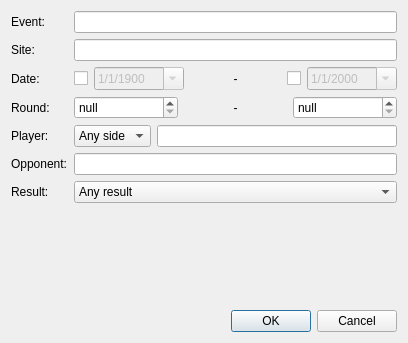
Before: the Qt Designer form projects/gui/ui/gamedatabasesearchdlg.ui in cutechess/cutechess, drawn with Qt 5.
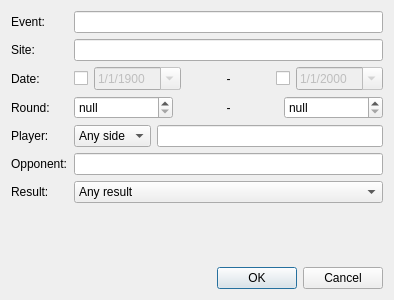
After: the same form once the commit is applied.

Commit message:
Simplify UI layouts' internals
Get rid of extra junk without changing the actual layout.

Diff of the .ui file:
```diff
--- a/projects/gui/ui/gamedatabasesearchdlg.ui
+++ b/projects/gui/ui/gamedatabasesearchdlg.ui
@@ -6,15 +6,13 @@
    <rect>
     <x>0</x>
     <y>0</y>
-    <width>408</width>
-    <height>343</height>
+    <width>394</width>
+    <height>300</height>
    </rect>
   </property>
   <property name="windowTitle">
    <string>Advanced Search</string>
   </property>
-  <layout class="QGridLayout" name="gridLayout">
-   <item row="0" column="0">
     <layout class="QVBoxLayout" name="verticalLayout">
      <item>
       <layout class="QFormLayout" name="formLayout">
@@ -331,8 +329,6 @@
         <set>QDialogButtonBox::Cancel|QDialogButtonBox::Ok</set>
        </property>
       </widget>
-     </item>
-    </layout>
    </item>
   </layout>
  </widget>
```
Lines whose indentation alone changed are shown as unchanged. The commit also changes 5 other files.
